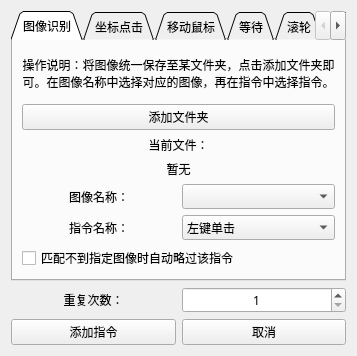
First picture: the form in 窗体/navigation.ui, repository FsterThanLight/automatic_clicker_2, before the edit.
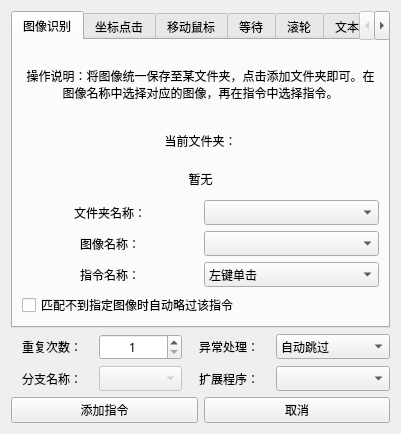
Second picture: the form after the edit. Icons and pictures are not drawn.

Patch:
```diff
--- a/窗体/navigation.ui
+++ b/窗体/navigation.ui
@@ -6,8 +6,8 @@
    <rect>
     <x>0</x>
     <y>0</y>
-    <width>357</width>
-    <height>321</height>
+    <width>401</width>
+    <height>434</height>
    </rect>
   </property>
   <property name="font">
@@ -34,7 +34,7 @@
       <enum>QTabWidget::North</enum>
      </property>
      <property name="tabShape">
-      <enum>QTabWidget::Triangular</enum>
+      <enum>QTabWidget::Rounded</enum>
      </property>
      <property name="currentIndex">
       <number>0</number>
@@ -74,19 +74,12 @@
        </item>
        <item>
         <layout class="QVBoxLayout" name="verticalLayout_2">
-         <item>
-          <widget class="QPushButton" name="pushButton">
-           <property name="text">
-            <string>添加文件夹</string>
-           </property>
-          </widget>
-         </item>
          <item>
           <layout class="QVBoxLayout" name="verticalLayout">
            <item>
             <widget class="QLabel" name="label_2">
              <property name="text">
-              <string>当前文件：</string>
+              <string>当前文件夹：</string>
              </property>
              <property name="alignment">
               <set>Qt::AlignCenter</set>
@@ -112,34 +105,17 @@
        </item>
        <item>
         <layout class="QGridLayout" name="gridLayout">
-         <item row="1" column="1">
-          <widget class="QComboBox" name="comboBox_2">
-           <property name="currentIndex">
-            <number>0</number>
+         <item row="2" column="0">
+          <widget class="QLabel" name="label_5">
+           <property name="text">
+            <string>指令名称：</string>
            </property>
-           <item>
-            <property name="text">
-             <string>左键单击</string>
-            </property>
-           </item>
-           <item>
-            <property name="text">
-             <string>左键双击</string>
-            </property>
-           </item>
-           <item>
-            <property name="text">
-             <string>右键单击</string>
-            </property>
-           </item>
-           <item>
-            <property name="text">
-             <string>右键双击</string>
-            </property>
-           </item>
+           <property name="alignment">
+            <set>Qt::AlignCenter</set>
+           </property>
           </widget>
          </item>
-         <item row="2" column="0" colspan="2">
+         <item row="3" column="0" colspan="2">
           <widget class="QCheckBox" name="checkBox_2">
            <property name="layoutDirection">
             <enum>Qt::LeftToRight</enum>
@@ -149,17 +125,37 @@
            </property>
           </widget>
          </item>
-         <item row="1" column="0">
-          <widget class="QLabel" name="label_5">
-           <property name="text">
-            <string>指令名称：</string>
+         <item row="1" column="1">
+          <widget class="QComboBox" name="comboBox"/>
+         </item>
+         <item row="2" column="1">
+          <widget class="QComboBox" name="comboBox_2">
+           <property name="currentIndex">
+            <number>0</number>
            </property>
-           <property name="alignment">
-            <set>Qt::AlignCenter</set>
-           </property>
+           <item>
+            <property name="text">
+             <string>左键单击</string>
+            </property>
+           </item>
+           <item>
+            <property name="text">
+             <string>左键双击</string>
+            </property>
+           </item>
+           <item>
+            <property name="text">
+             <string>右键单击</string>
+            </property>
+           </item>
+           <item>
+            <property name="text">
+             <string>右键双击</string>
+            </property>
+           </item>
           </widget>
          </item>
-         <item row="0" column="0">
+         <item row="1" column="0">
           <widget class="QLabel" name="label_4">
            <property name="text">
             <string>图像名称：</string>
@@ -169,8 +165,18 @@
            </property>
           </widget>
          </item>
+         <item row="0" column="0">
+          <widget class="QLabel" name="label_36">
+           <property name="text">
+            <string>文件夹名称：</string>
+           </property>
+           <property name="alignment">
+            <set>Qt::AlignCenter</set>
+           </property>
+          </widget>
+         </item>
          <item row="0" column="1">
-          <widget class="QComboBox" name="comboBox"/>
+          <widget class="QComboBox" name="comboBox_8"/>
          </item>
         </layout>
        </item>
@@ -1020,8 +1026,8 @@
     </widget>
    </item>
    <item>
-    <layout class="QHBoxLayout" name="horizontalLayout_15">
-     <item>
+    <layout class="QGridLayout" name="gridLayout_5">
+     <item row="0" column="0">
       <widget class="QLabel" name="label_21">
        <property name="text">
         <string>重复次数：</string>
@@ -1031,7 +1037,46 @@
        </property>
       </widget>
      </item>
-     <item>
+     <item row="0" column="3">
+      <widget class="QComboBox" name="comboBox_9">
+       <item>
+        <property name="text">
+         <string>自动跳过</string>
+        </property>
+       </item>
+       <item>
+        <property name="text">
+         <string>抛出异常并暂停</string>
+        </property>
+       </item>
+       <item>
+        <property name="text">
+         <string>抛出异常并停止</string>
+        </property>
+       </item>
+      </widget>
+     </item>
+     <item row="1" column="0">
+      <widget class="QLabel" name="label_34">
+       <property name="text">
+        <string>分支名称：</string>
+       </property>
+       <property name="alignment">
+        <set>Qt::AlignCenter</set>
+       </property>
+      </widget>
+     </item>
+     <item row="0" column="2">
+      <widget class="QLabel" name="label_33">
+       <property name="text">
+        <string>异常处理：</string>
+       </property>
+       <property name="alignment">
+        <set>Qt::AlignCenter</set>
+       </property>
+      </widget>
+     </item>
+     <item row="0" column="1">
       <widget class="QSpinBox" name="spinBox">
        <property name="alignment">
         <set>Qt::AlignCenter</set>
@@ -1044,6 +1089,26 @@
        </property>
       </widget>
      </item>
+     <item row="1" column="1">
+      <widget class="QComboBox" name="comboBox_10">
+       <property name="enabled">
+        <bool>false</bool>
+       </property>
+      </widget>
+     </item>
+     <item row="1" column="2">
+      <widget class="QLabel" name="label_35">
+       <property name="text">
+        <string>扩展程序：</string>
+       </property>
+       <property name="alignment">
+        <set>Qt::AlignCenter</set>
+       </property>
+      </widget>
+     </item>
+     <item row="1" column="3">
+      <widget class="QComboBox" name="comboBox_11"/>
+     </item>
     </layout>
    </item>
    <item>
```
Left out of the diff: 49 changed lines with no effect on the pictures.
